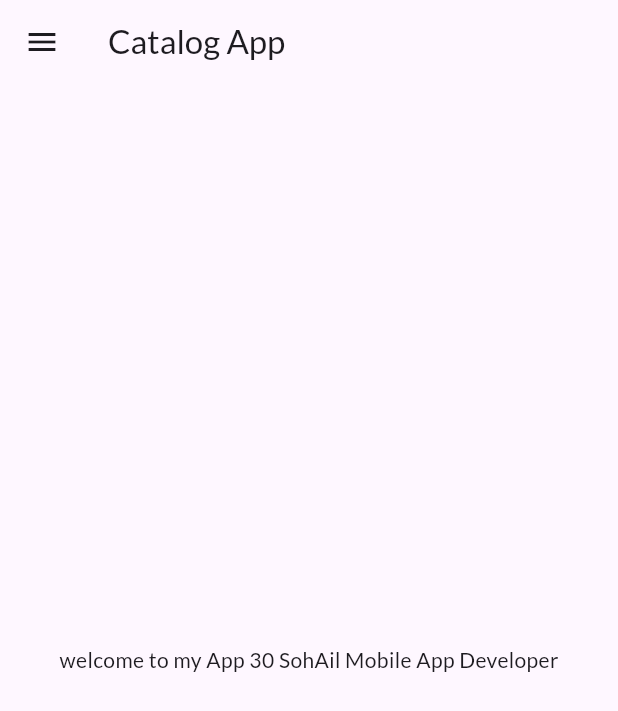
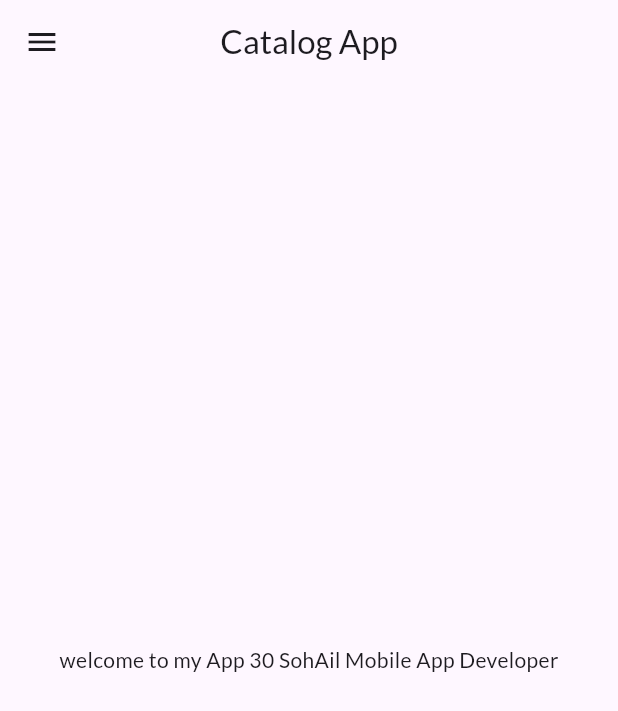
Before and after one commit to SuhAilMAnzoor/30DaysOfFlutter, a Flutter app: the screen it shows after launch, on a phone screen of 412 x 824 dp. Shown: the top 711 px of the screen. Run offline on Flutter 3.47's test engine with Material 3 defaults, Android fonts, the phone set to English and light mode, and no system bars; our stand-ins replace google_fonts; statements that could not run were skipped.

```diff
--- a/lib/main.dart
+++ b/lib/main.dart
@@ -19,6 +19,7 @@ class MyApp extends StatelessWidget {
         primarySwatch: Colors.deepPurple,
         fontFamily: GoogleFonts.lato().fontFamily,
         primaryTextTheme: GoogleFonts.latoTextTheme(),
+        appBarTheme: AppBarTheme(color: Colors.),
       ),
       darkTheme: ThemeData(brightness: Brightness.dark),
       debugShowCheckedModeBanner: false,
--- a/lib/pages/home_page.dart
+++ b/lib/pages/home_page.dart
@@ -10,7 +10,7 @@ class HomePage extends StatelessWidget {
   @override
   Widget build(BuildContext context) {
     return Scaffold(
-      appBar: AppBar(title: Text("Catalog App")),
+      appBar: AppBar(title: Text("Catalog App"), centerTitle: true),
       body: Center(
         child: Container(child: Text("welcome to my App $days $name")),
       ),
```
Also changed, not shown: lib/widgets/themes.dart (added, +14 -0 lines).
